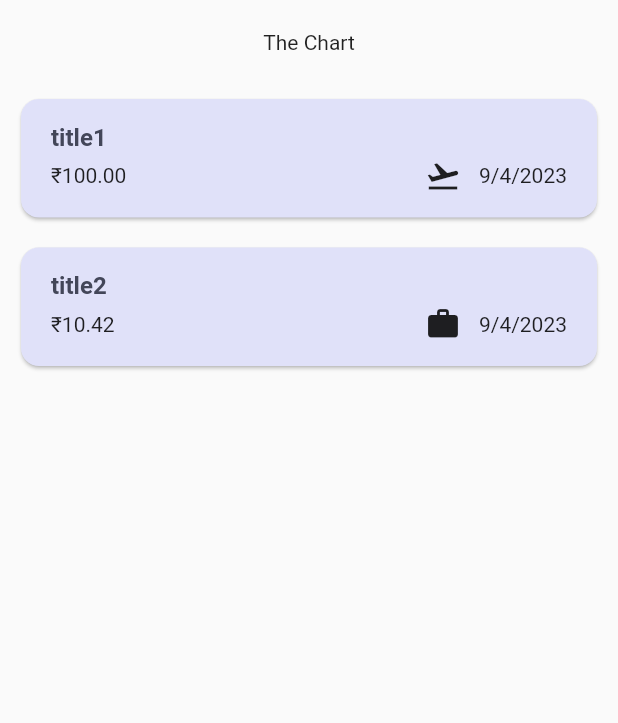
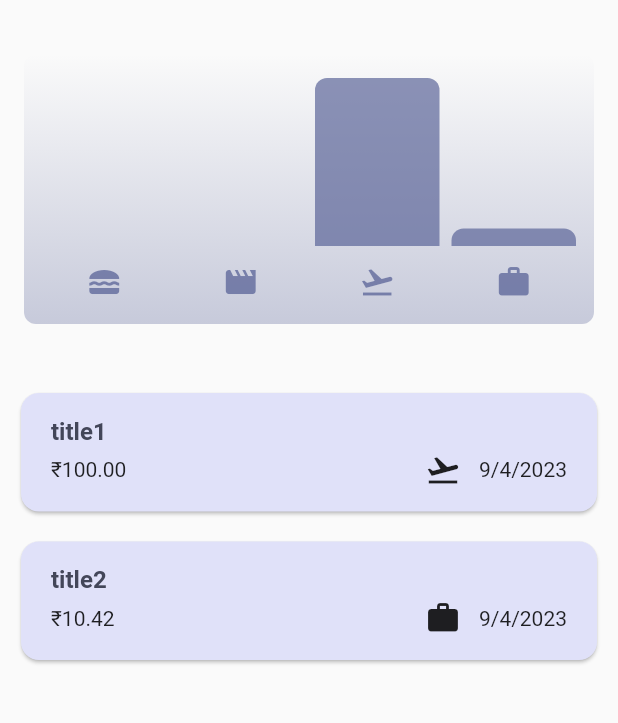
Before and after one commit to yashraj9922/expense_tracker_app, a Flutter app: the screen it shows after launch, on a phone screen of 412 x 824 dp, the part 84-807 px from its top. Run offline on Flutter 3.47's test engine with Material 2 defaults, Android fonts, the phone set to English and light mode, and no system bars.

Commit message:
chart bar added

```diff
--- a/lib/Models/expense.dart
+++ b/lib/Models/expense.dart
@@ -43,3 +43,24 @@ class Expense {
   //   return formatter.format(date);
   // }
 }
+
+class ExpenseBucket {
+  ExpenseBucket({required this.category, required this.expenses});
+  final Category category;
+  final List<Expense> expenses;
+
+  // adding an extra/alternative named constructor
+  // : is used to add a initializer lists
+  ExpenseBucket.forCategory(List<Expense> allExpenses, this.category)
+      : expenses = allExpenses
+            .where((expense) => expense.category == category)
+            .toList(); // .where --> filtering a list
+
+  double get totalExpenses {
+    double sum = 0;
+    for (final expense in expenses) {
+      sum += expense.amount;
+    }
+    return sum;
+  }
+}
--- /dev/null
+++ b/lib/Widgets/Chart/chart.dart
@@ -0,0 +1,95 @@
+import 'package:expense_tracker_app/Models/expense.dart';
+import 'package:flutter/material.dart';
+import 'chart_bar.dart';
+
+
+class Chart extends StatelessWidget {
+  const Chart({super.key, required this.expenses});
+
+  final List<Expense> expenses;
+
+  List<ExpenseBucket> get buckets {
+    return [
+      ExpenseBucket.forCategory(expenses, Category.food),
+      ExpenseBucket.forCategory(expenses, Category.leisure),
+      ExpenseBucket.forCategory(expenses, Category.travel),
+      ExpenseBucket.forCategory(expenses, Category.work),
+    ];
+  }
+
+  double get maxTotalExpense {
+    double maxTotalExpense = 0;
+
+    for (final bucket in buckets) {
+      if (bucket.totalExpenses > maxTotalExpense) {
+        maxTotalExpense = bucket.totalExpenses;
+      }
+    }
+
+    return maxTotalExpense;
+  }
+
+  @override
+  Widget build(BuildContext context) {
+    final isDarkMode =
+        MediaQuery.of(context).platformBrightness == Brightness.dark;
+    return Container(
+      margin: const EdgeInsets.all(16),
+      padding: const EdgeInsets.symmetric(
+        vertical: 16,
+        horizontal: 8,
+      ),
+      width: double.infinity,
+      height: 180,
+      decoration: BoxDecoration(
+        borderRadius: BorderRadius.circular(8),
+        gradient: LinearGradient(
+          colors: [
+            Theme.of(context).colorScheme.primary.withOpacity(0.3),
+            Theme.of(context).colorScheme.primary.withOpacity(0.0)
+          ],
+          begin: Alignment.bottomCenter,
+          end: Alignment.topCenter,
+        ),
+      ),
+      child: Column(
+        children: [
+          Expanded(
+            child: Row(
+              crossAxisAlignment: CrossAxisAlignment.end,
+              children: [
+                for (final bucket in buckets) // alternative to map()
+                  ChartBar(
+                    fill: bucket.totalExpenses == 0
+                        ? 0
+                        : bucket.totalExpenses / maxTotalExpense,
+                  )
+              ],
+            ),
+          ),
+          const SizedBox(height: 12),
+          Row(
+            children: buckets
+                .map(
+                  (bucket) => Expanded(
+                    child: Padding(
+                      padding: const EdgeInsets.symmetric(horizontal: 4),
+                      child: Icon(
+                        categoryIcons[bucket.category],
+                        color: isDarkMode
+                            ? Theme.of(context).colorScheme.secondary
+                            : Theme.of(context)
+                                .colorScheme
+                                .primary
+                                .withOpacity(0.7),
+                      ),
+                    ),
+                  ),
+                )
+                .toList(),
+          )
+        ],
+      ),
+    );
+  }
+}
--- /dev/null
+++ b/lib/Widgets/Chart/chart_bar.dart
@@ -0,0 +1,34 @@
+import 'package:flutter/material.dart';
+
+class ChartBar extends StatelessWidget {
+  const ChartBar({
+    super.key,
+    required this.fill,
+  });
+
+  final double fill;
+
+  @override
+  Widget build(BuildContext context) {
+    final isDarkMode =
+        MediaQuery.of(context).platformBrightness == Brightness.dark;
+    return Expanded(
+      child: Padding(
+        padding: const EdgeInsets.symmetric(horizontal: 4),
+        child: FractionallySizedBox(
+          heightFactor: fill,
+          child: DecoratedBox(
+            decoration: BoxDecoration(
+              shape: BoxShape.rectangle,
+              borderRadius:
+                  const BorderRadius.vertical(top: Radius.circular(8)),
+              color: isDarkMode
+                  ? Theme.of(context).colorScheme.secondary
+                  : Theme.of(context).colorScheme.primary.withOpacity(0.65),
+            ),
+          ),
+        ),
+      ),
+    );
+  }
+}
--- a/lib/Widgets/expenses.dart
+++ b/lib/Widgets/expenses.dart
@@ -1,3 +1,4 @@
+import 'package:expense_tracker_app/Widgets/Chart/chart.dart';
 import 'package:expense_tracker_app/Widgets/Expenses_list/expenses_list.dart';
 import 'package:expense_tracker_app/Models/expense.dart';
 import 'package:expense_tracker_app/Widgets/new_expense.dart';
@@ -95,7 +96,7 @@ class _ExpensesState extends State<Expenses> {
       body: Column(
         children: [
           const SizedBox(height: 20),
-          const Text("The Chart"),
+          Chart(expenses: _registeredExpenses),
           const SizedBox(height: 20),
           Expanded(
             child: mainContent,
```
